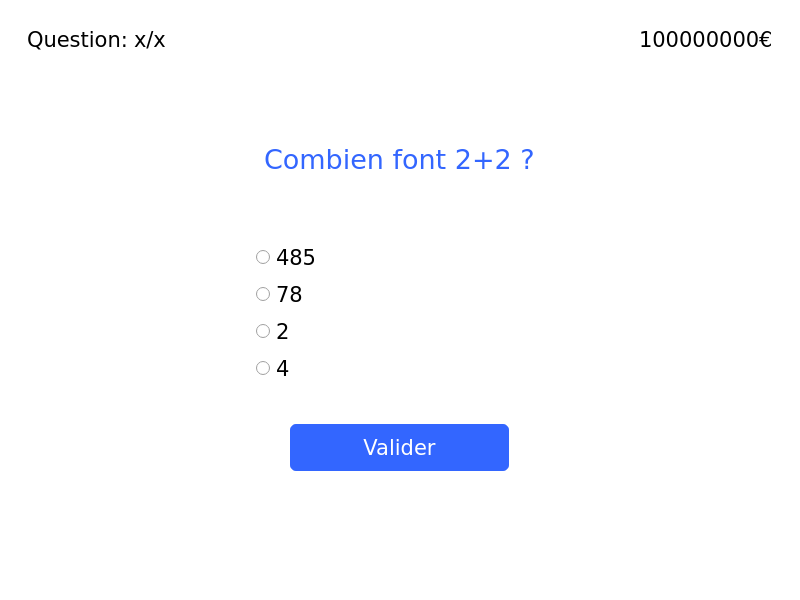
First picture: the form in quizzdesign/quizzdesign.ui, repository quentbt/projet-c, before the edit.
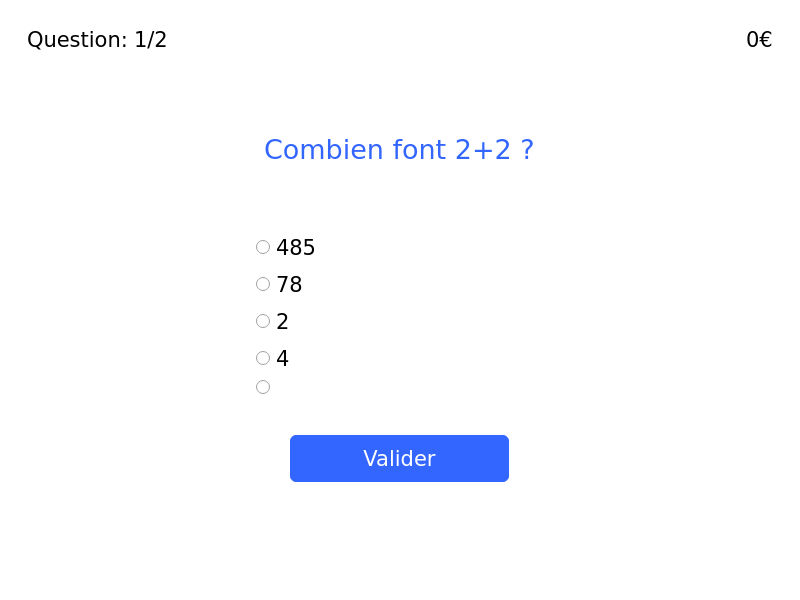
Second picture: the form after the edit.

```diff
--- a/quizzdesign/quizzdesign.ui
+++ b/quizzdesign/quizzdesign.ui
@@ -612,7 +612,7 @@
               </font>
              </property>
              <property name="text">
-              <string>x/x</string>
+              <string>1/2</string>
              </property>
             </widget>
            </item>
@@ -625,7 +625,7 @@
               </font>
              </property>
              <property name="text">
-              <string>100000000€</string>
+              <string>0€</string>
              </property>
             </widget>
            </item>
@@ -715,6 +715,13 @@
                 </property>
                </widget>
               </item>
+              <item>
+               <widget class="QRadioButton" name="InvisibleRadioButton">
+                <property name="text">
+                 <string/>
+                </property>
+               </widget>
+              </item>
               <item>
                <widget class="QPushButton" name="ValiderReponseBtn">
                 <property name="font">
```
Left out of the diff: 8 changed lines with no effect on the pictures.
